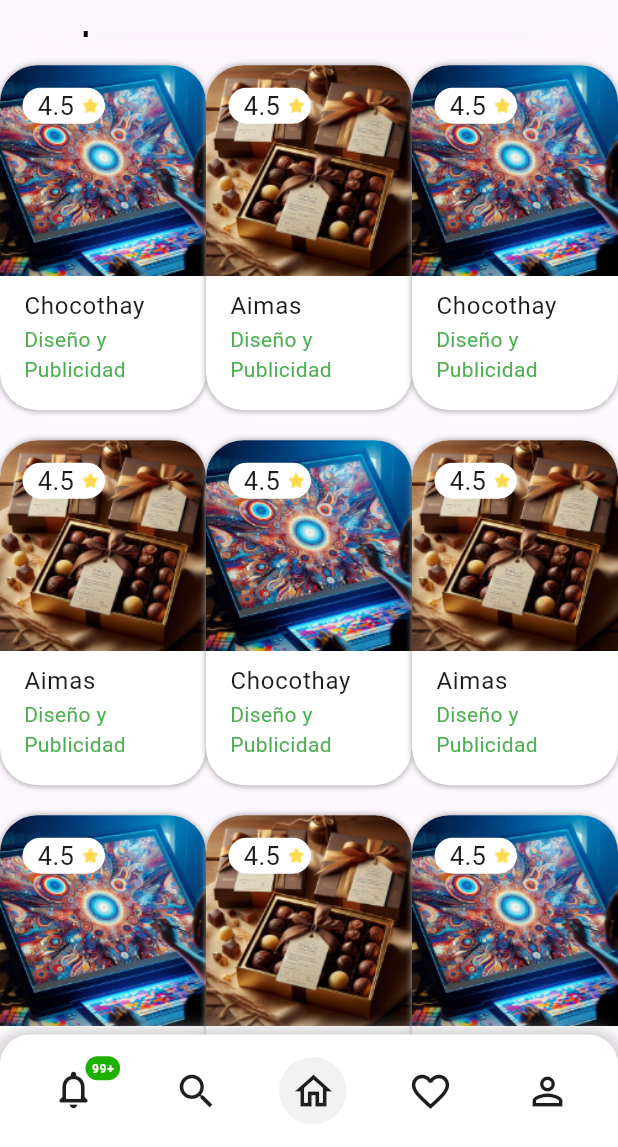
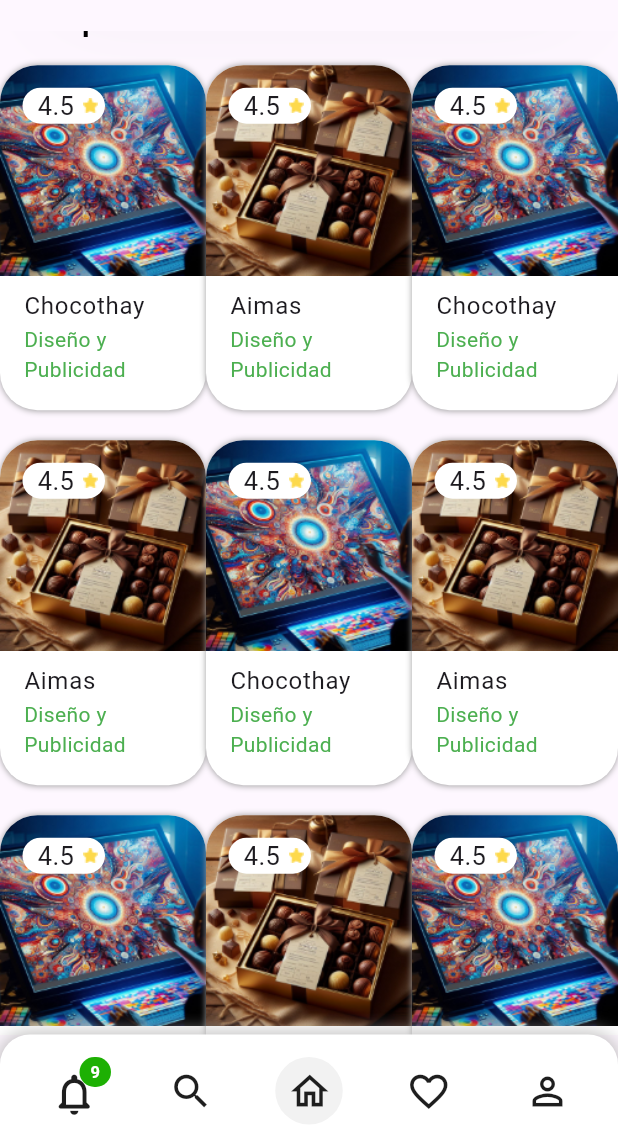
Before and after one commit to Aimas-Studio/Bisne-Flutter-app, a Flutter app: the screen it shows after launch, scrolled down 576 dp, on a phone screen of 412 x 824 dp, the part 89-1236 px from its top. Run offline on Flutter 3.47's test engine with Material 3 defaults, Android fonts, the phone set to English and light mode, and no system bars; our stand-ins replace flutter_svg, flutter_swiper_null_safety, get, shared_preferences; network calls fail; project files that could hold a hidden picture were left out.

Commit message:
making pull

```diff
--- a/lib/src/Pages/Base/base_page.dart
+++ b/lib/src/Pages/Base/base_page.dart
@@ -1,6 +1,7 @@
 import 'package:bisne/src/Pages/Base/base_page_controller.dart';
 import 'package:bisne/src/Pages/Favorite/favorite_page.dart';
 import 'package:bisne/src/Pages/Home/home_page.dart';
+import 'package:bisne/src/Pages/Notifications/notifications_page.dart';
 import 'package:bisne/src/Pages/Search/search_page.dart';
 import 'package:bisne/src/Pages/User/user_info_page.dart';
 import 'package:bisne/src/Widgets/bottom_nav_bar.dart';
@@ -27,7 +28,14 @@ class BasePage extends StatelessWidget {
     return IndexedStack(
       index: indexPage,
       children: [
-        const SearchPage(),
+        Navigator(
+          key: _basePageController.navigatorKeys[0],
+          onGenerateRoute: (RouteSettings settings) {
+            return MaterialPageRoute(
+              builder: (_) => const NotificationPage(),
+            );
+          },
+        ),
         Navigator(
           key: _basePageController.navigatorKeys[1],
           onGenerateRoute: (RouteSettings settings) {
--- a/lib/src/Pages/Notifications/notifications_page.dart
+++ b/lib/src/Pages/Notifications/notifications_page.dart
@@ -13,7 +13,7 @@ class NotificationPage extends StatelessWidget {
   Widget build(context) {
     return SafeArea(
       child: Scaffold(
-        appBar: appBarSecondary(context, true),
+        // appBar: appBarSecondary(context, true),
         backgroundColor: backgroundAppColor,
         body: SingleChildScrollView(
           padding: const EdgeInsets.symmetric(horizontal: 20),
@@ -22,12 +22,13 @@ class NotificationPage extends StatelessWidget {
             children: [
               boldAppText("Notificaciones", 27),
               FutureBuilder(
-                  future: getNotifications(),
-                  builder: (context, AsyncSnapshot snapshot) {
-                    return snapshot.hasData
-                        ? notificationsList(context, snapshot.data)
-                        : loadingNotifications();
-                  }),
+                future: getNotifications(),
+                builder: (context, AsyncSnapshot snapshot) {
+                  return snapshot.hasData
+                      ? notificationsList(context, snapshot.data)
+                      : loadingNotifications();
+                },
+              ),
             ],
           ),
         ),
--- a/lib/src/Pages/User/Providers/user_providers.dart
+++ b/lib/src/Pages/User/Providers/user_providers.dart
@@ -15,5 +15,5 @@ ImageProvider getProfilePicture() {
 String profilePictureUrl = "assets/Images/photo.png";
 
 int getNotificationCount() {
-  return 929;
+  return 9;
 }
--- a/lib/src/Widgets/bottom_nav_bar.dart
+++ b/lib/src/Widgets/bottom_nav_bar.dart
@@ -32,9 +32,12 @@ class BottomNavBar extends StatelessWidget {
                   crossAxisAlignment: CrossAxisAlignment.start,
                   children: [
                     NotificationButton(
-                        icon: Icons.notifications_none,
-                        selected: _basePageController.obj == 0,
-                        onPressed: () {}),
+                      icon: Icons.notifications_none,
+                      selected: _basePageController.obj == 0,
+                      onPressed: () {
+                        onTabTapped(0);
+                      },
+                    ),
                     IconBottomBar(
                       icon: Icons.search_outlined,
                       selected: _basePageController.obj == 1,
@@ -135,22 +138,28 @@ class NotificationButton extends StatelessWidget {
         decoration: BoxDecoration(
             color: selected ? selectColor : normalColor,
             borderRadius: BorderRadius.circular(50.0)),
-        width: 50,
-        height: 50,
+        width: 45,
+        height: 45,
         child: Badge(
-          offset: const Offset(-2, 2),
+          offset: const Offset(3, 2),
+          largeSize: 20,
           backgroundColor: const Color.fromRGBO(29, 176, 3, 1),
           alignment: AlignmentDirectional.topEnd,
           isLabelVisible: getNotificationCount() != 0,
-          label: ClipOval(
+          label: Container(
+            width: 13,
+            decoration: const BoxDecoration(
+              shape: BoxShape.circle,
+              color: Color.fromRGBO(29, 176, 3, 1),
+            ),
             child: Center(
               child: Text(
                 getNotificationCount() > 99
                     ? '99+'
                     : getNotificationCount().toString(),
-                style: const TextStyle(
+                style: TextStyle(
                   fontWeight: FontWeight.bold,
-                  fontSize: 8,
+                  fontSize: getNotificationCount() > 9 ? 8 : 11,
                 ),
               ),
             ),
@@ -158,7 +167,7 @@ class NotificationButton extends StatelessWidget {
           child: IconButton(
             onPressed: onPressed,
             icon: const Icon(Icons.notifications_none_rounded,
-                size: 30, color: Color.fromARGB(255, 30, 30, 30)),
+                size: 33, color: Color.fromARGB(255, 30, 30, 30)),
           ),
         ),
       ),
```
